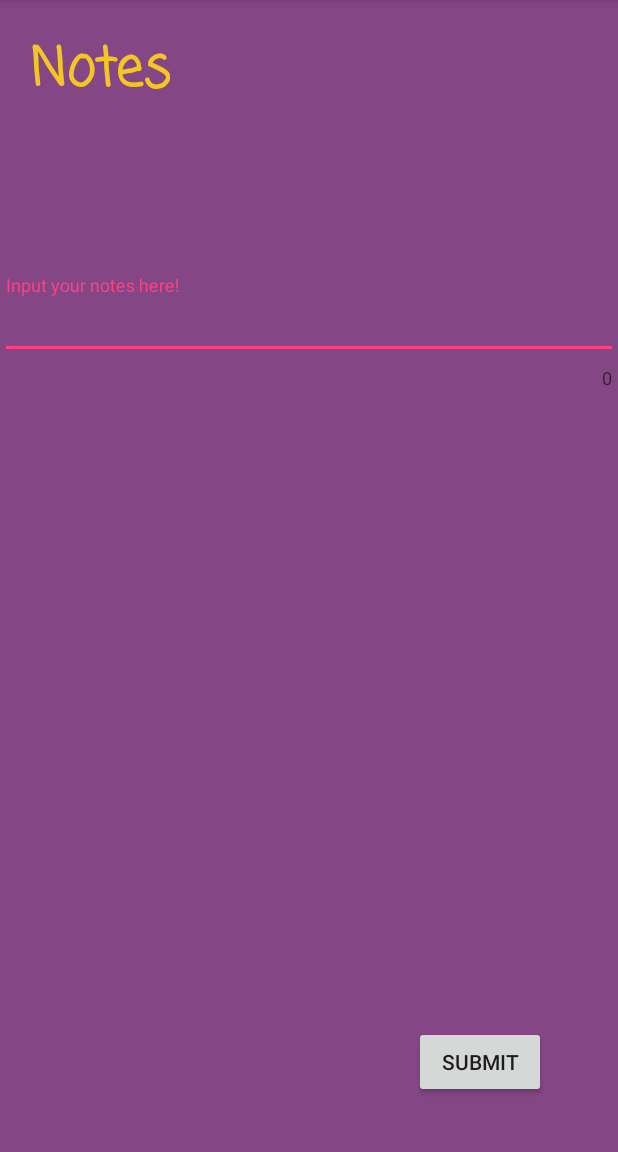
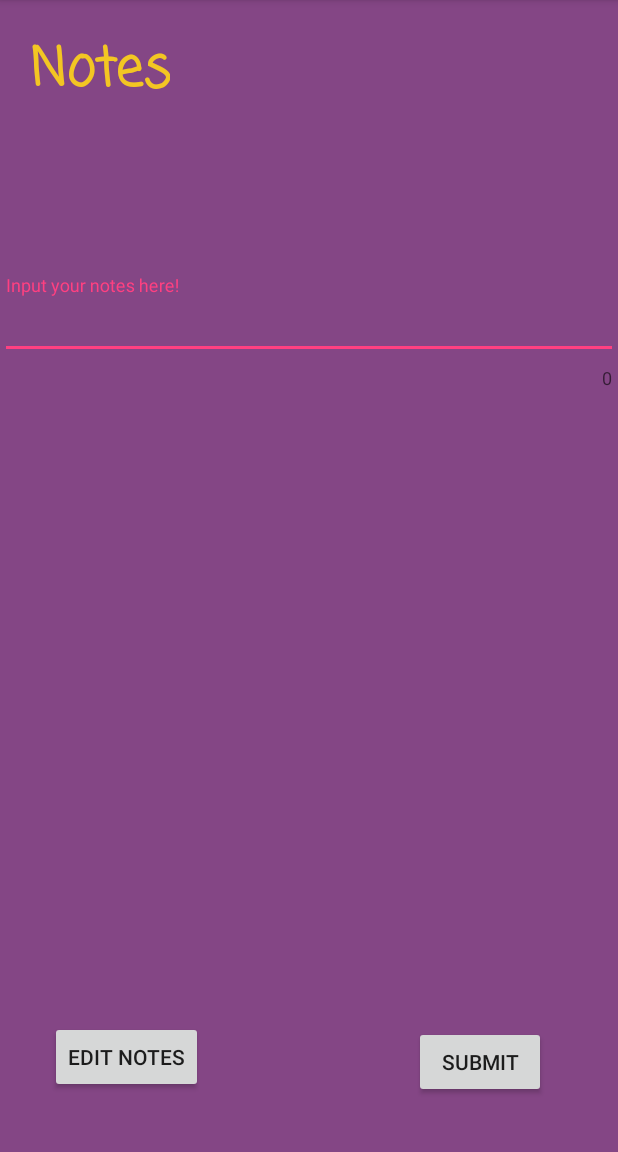
Before and after one commit to briyyoung/Galactica, an Android app: the Notes screen opened directly, with no data from a screen before it, on a phone screen of 412 x 824 dp, the part 84-1236 px from its top. Run offline under Robolectric (Android 15) with nearby library versions, the phone set to English and light mode, and no system bars; our stand-ins replace Room's generated code; Roboto replaces fonts that are not available here.

Commit message:
Basic notes feature is done

```diff
--- a/app/src/main/java/com/example/brianyoung/galactica/Notes.java
+++ b/app/src/main/java/com/example/brianyoung/galactica/Notes.java
@@ -4,6 +4,7 @@ import android.os.AsyncTask;
 import android.os.Bundle;
 import android.view.View;
 import android.widget.Button;
+import android.widget.EditText;
 
 import androidx.appcompat.app.AppCompatActivity;
 import androidx.recyclerview.widget.RecyclerView;
@@ -18,8 +19,8 @@ public class Notes extends AppCompatActivity {
     NotesDatabase mDb;
     public static final String ARG_NOTES = " ";
     private TextInputLayout textFieldNotes;
-    private Button btnSubmit;
-
+    private Button btnSubmit, btnPreviousNotes;
+    private EditText editText;
 
     @Override
     protected void onCreate(Bundle savedInstanceState) {
@@ -28,12 +29,11 @@ public class Notes extends AppCompatActivity {
 
         textFieldNotes = findViewById(R.id.textFieldNotes);
         btnSubmit = findViewById(R.id.btnSubmit);
+        editText = findViewById(R.id.editText);
+        btnPreviousNotes = findViewById(R.id.btnPreviousNotes);
 
         //Create database
         mDb = Room.databaseBuilder(getApplicationContext(), NotesDatabase.class, "notes-database").build();
-
-//        //Getting user's notes
-//        String userTypeNotes = String.valueOf(textFieldNotes.getEditText().getText());
 
         //submit the notes button
         btnSubmit.setOnClickListener(new View.OnClickListener() {
@@ -44,6 +44,17 @@ public class Notes extends AppCompatActivity {
                 System.out.println("AsyncTask works!");
             }
         });
+
+        //store saved notes button
+        btnPreviousNotes.setOnClickListener(new View.OnClickListener() {
+            @Override
+            public void onClick(View view) {
+                new GetUserNotes().execute();
+                //Display the saved notes
+                System.out.println("Previous notes is stored");
+            }
+        });
+
 
     }
 
@@ -57,21 +68,33 @@ public class Notes extends AppCompatActivity {
             NotesEntity currentNotes = mDb.getNotesDao().getNotes();
 
             //if statement here to see whether we need to update or insert
-            if(currentNotes == null){
+            if (currentNotes == null) {
                 mDb.getNotesDao().insert(new NotesEntity(1, userTypeNotes));
                 System.out.println("New notes is inserted!");
             } else {
                 mDb.getNotesDao().update(new NotesEntity(1, userTypeNotes));
                 System.out.println("Notes is updated!");
             }
-
             return null;
         }
+    }
 
-//        @Override
-//        protected void onPostExecute(NotesEntity notesEntity) {
-//            //What will happen after successfully saving notes
-//            System.out.println("Notes is saved!");
-//        }
+        private class GetUserNotes extends AsyncTask<Void, Void, NotesEntity> {
+            @Override
+            protected NotesEntity doInBackground(Void... voids) {
+                //Get saved notes
+                NotesEntity savedNotes = mDb.getNotesDao().getNotes();
+                return savedNotes;
+            }
+
+            @Override
+            protected void onPostExecute(NotesEntity notesEntity) {
+                if (notesEntity.getNotesContent().trim().length() > 0) {
+                    editText.setText(notesEntity.getNotesContent());
+                    System.out.println("Notes is retrieved!");
+                } else {
+                    editText.setHint("You don't have any saved notes yet!");
+                }
+            }
+        }
     }
-}
--- a/app/src/main/java/com/example/brianyoung/galactica/NotesEntity.java
+++ b/app/src/main/java/com/example/brianyoung/galactica/NotesEntity.java
@@ -9,7 +9,7 @@ public class NotesEntity {
     public int id;
     public String notesContent;
 
-    public NotesEntity(int id, String notesContent) {
+    NotesEntity(int id, String notesContent) {
         this.id = id;
         this.notesContent = notesContent;
     }
--- a/app/src/main/java/com/example/brianyoung/galactica/PlanetDetailFragment.java
+++ b/app/src/main/java/com/example/brianyoung/galactica/PlanetDetailFragment.java
@@ -3,8 +3,6 @@ package com.example.brianyoung.galactica;
 import android.content.Intent;
 import android.os.AsyncTask;
 import android.os.Bundle;
-import androidx.fragment.app.Fragment;
-
 import android.text.SpannableStringBuilder;
 import android.util.Log;
 import android.view.LayoutInflater;
@@ -13,6 +11,8 @@ import android.view.ViewGroup;
 import android.widget.Button;
 import android.widget.ImageView;
 import android.widget.TextView;
+
+import androidx.fragment.app.Fragment;
 
 import com.example.brianyoung.galactica.Entities.PlanetInterface;
 import com.example.brianyoung.galactica.Entities.SolarSystem;
@@ -89,7 +89,7 @@ public class PlanetDetailFragment extends Fragment {
             Log.d(TAG, "onPostExecute: Solar system API connected");
             updateUi();
             Log.d(TAG, "onPostExecute: UI updated!");
-            PlanetDetailFragment.this.getActivity().setTitle(solarSystem.getEnglishName()); //null??
+            PlanetDetailFragment.this.getActivity().setTitle(solarSystem.getEnglishName());
         }
     }
     @Override
--- a/app/src/main/res/layout/activity_notes.xml
+++ b/app/src/main/res/layout/activity_notes.xml
@@ -31,11 +31,12 @@
         app:layout_constraintTop_toTopOf="parent">
 
         <com.google.android.material.textfield.TextInputEditText
+            android:id="@+id/editText"
             android:layout_width="match_parent"
             android:layout_height="wrap_content"
             android:hint="Input your notes here!"
-            android:textSize="18dp"
-            android:inputType="textMultiLine|textLongMessage"/>
+            android:inputType="textMultiLine|textLongMessage"
+            android:textSize="18dp" />
     </com.google.android.material.textfield.TextInputLayout>
 
     <Button
@@ -48,4 +49,14 @@
         app:layout_constraintBottom_toBottomOf="parent"
         app:layout_constraintStart_toStartOf="parent" />
 
+    <Button
+        android:id="@+id/btnPreviousNotes"
+        android:layout_width="wrap_content"
+        android:layout_height="wrap_content"
+        android:layout_marginStart="33dp"
+        android:layout_marginBottom="39dp"
+        android:text="Edit notes"
+        app:layout_constraintBottom_toBottomOf="parent"
+        app:layout_constraintStart_toStartOf="parent" />
+
 </androidx.constraintlayout.widget.ConstraintLayout>
```
